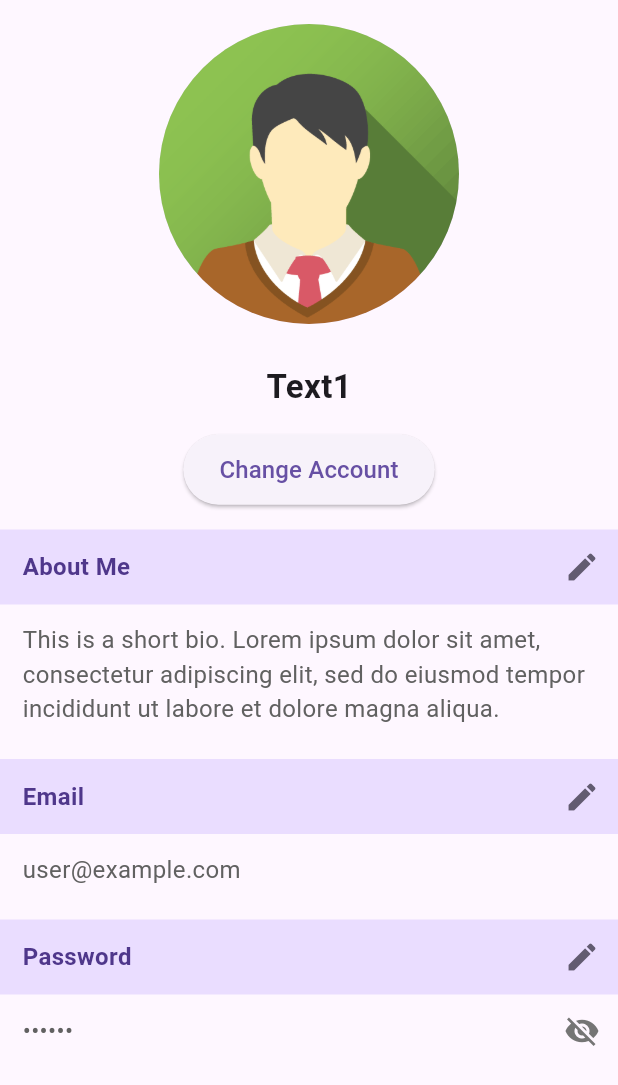
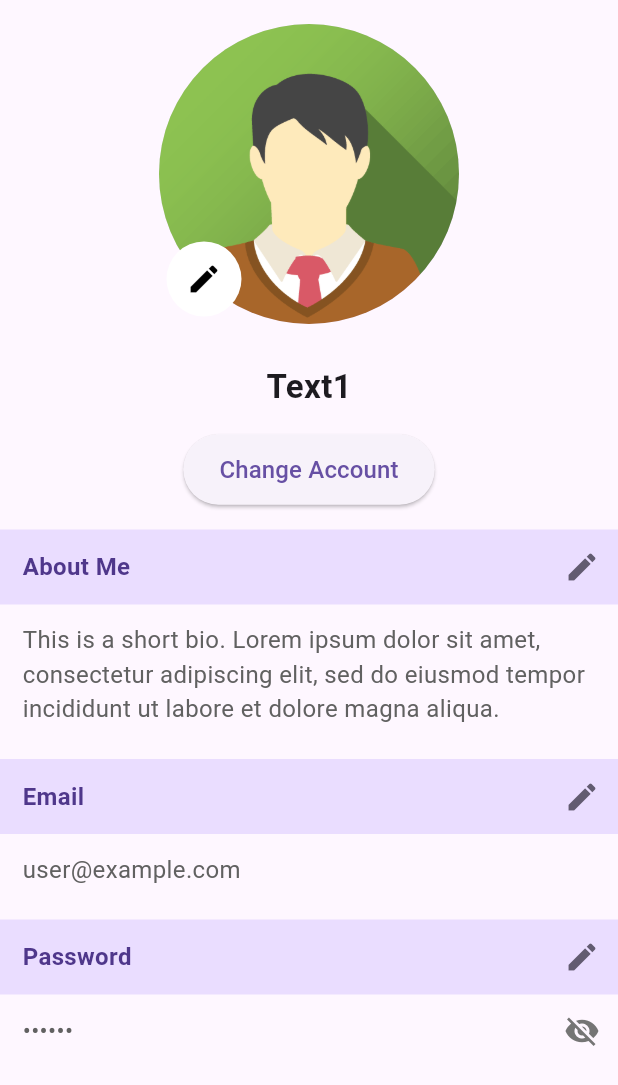
Before and after one commit to Gabo1234567890/Startify, a Flutter app: the ProfilePage screen opened directly, on a phone screen of 412 x 824 dp. Shown: the top 1085 px of the screen. Run offline on Flutter 3.47's test engine with Material 3 defaults, Android fonts, the phone set to English and light mode, and no system bars.

Commit message:
Added "Edit Profile Picture"

```diff
--- a/frontend/startify/lib/pages/profile_page.dart
+++ b/frontend/startify/lib/pages/profile_page.dart
@@ -8,7 +8,7 @@ class ProfilePage extends StatefulWidget {
 }
 
 class ProfilePageState extends State<ProfilePage> {
-  bool _isPasswordVisible = false; // Controls password visibility
+  bool _isPasswordVisible = false; //* Controls password visibility
 
   @override
   Widget build(BuildContext context) {
@@ -18,42 +18,62 @@ class ProfilePageState extends State<ProfilePage> {
         child: Column(
           children: [
             Center(
-              child: CircleAvatar(
-                radius: 100, // Adjust size
-                backgroundImage: AssetImage(
-                  "lib/assets/avatar2.png", //! Get from backend via REST
-                ),
+              child: Stack(
+                children: [
+                  CircleAvatar(
+                    radius: 100,
+                    backgroundImage: AssetImage(
+                      "lib/assets/avatar2.png", //! Get from backend via REST
+                    ),
+                  ),
+
+                  //* Edit Profile Picture Button
+                  Positioned(
+                    bottom: 5,
+                    left: 5,
+                    child: CircleAvatar(
+                      radius: 25,
+                      backgroundColor: Colors.white,
+                      child: IconButton(
+                        icon: Icon(Icons.edit, color: Colors.black),
+                        onPressed: () {
+                          //! Handle profile picture change
+                        },
+                      ),
+                    ),
+                  ),
+                ],
               ),
             ),
-            SizedBox(height: 26), //! Spacing
-            Text(
+            const SizedBox(height: 26),
+            const Text(
               "Text1",
               style: TextStyle(fontSize: 22, fontWeight: FontWeight.bold),
             ),
-            SizedBox(height: 16),
+            const SizedBox(height: 16),
             ElevatedButton(
               onPressed: () {
                 //! Handle account change logic
               },
               style: ElevatedButton.styleFrom(
-                padding: EdgeInsets.symmetric(horizontal: 24, vertical: 12),
+                padding: const EdgeInsets.symmetric(horizontal: 24, vertical: 12),
                 shape: RoundedRectangleBorder(
                   borderRadius: BorderRadius.circular(30),
                 ),
               ),
-              child: Text("Change Account", style: TextStyle(fontSize: 16)),
+              child: const Text("Change Account", style: TextStyle(fontSize: 16)),
             ),
-            SizedBox(height: 16),
+            const SizedBox(height: 16),
             _buildTitle(context, "About Me"),
             _buildField(
               "This is a short bio. Lorem ipsum dolor sit amet, consectetur adipiscing elit, sed do eiusmod tempor incididunt ut labore et dolore magna aliqua.",
             ),
-            SizedBox(height: 10),
+            const SizedBox(height: 10),
             _buildTitle(context, "Email"),
             _buildField("user@example.com"),
-            SizedBox(height: 10),
+            const SizedBox(height: 10),
             _buildTitle(context, "Password"),
-            _buildPasswordField("Passss"), // Hidden password with bullets
+            _buildPasswordField("Passss"),
           ],
         ),
       ),
@@ -63,10 +83,9 @@ class ProfilePageState extends State<ProfilePage> {
   Widget _buildTitle(BuildContext context, String title) {
     return Container(
       width: double.infinity,
-      padding: EdgeInsets.symmetric(horizontal: 0, vertical: 1),
+      padding: const EdgeInsets.symmetric(horizontal: 0, vertical: 1),
       decoration: BoxDecoration(
-        color:
-            Theme.of(context).colorScheme.primaryContainer, // Adapts to theme
+        color: Theme.of(context).colorScheme.primaryContainer,
       ),
       child: Row(
         mainAxisAlignment: MainAxisAlignment.spaceBetween,
@@ -99,7 +118,7 @@ class ProfilePageState extends State<ProfilePage> {
   Widget _buildField(String value) {
     return Container(
       width: double.infinity,
-      padding: EdgeInsets.symmetric(vertical: 12, horizontal: 15),
+      padding: const EdgeInsets.symmetric(vertical: 12, horizontal: 15),
       child: Text(
         value,
         style: TextStyle(fontSize: 16, color: Colors.grey[700]),
@@ -110,7 +129,7 @@ class ProfilePageState extends State<ProfilePage> {
   Widget _buildPasswordField(String password) {
     return Container(
       width: double.infinity,
-      padding: EdgeInsets.only(left: 15),
+      padding: const EdgeInsets.only(left: 15),
       child: Row(
         mainAxisAlignment: MainAxisAlignment.spaceBetween,
         children: [
```
